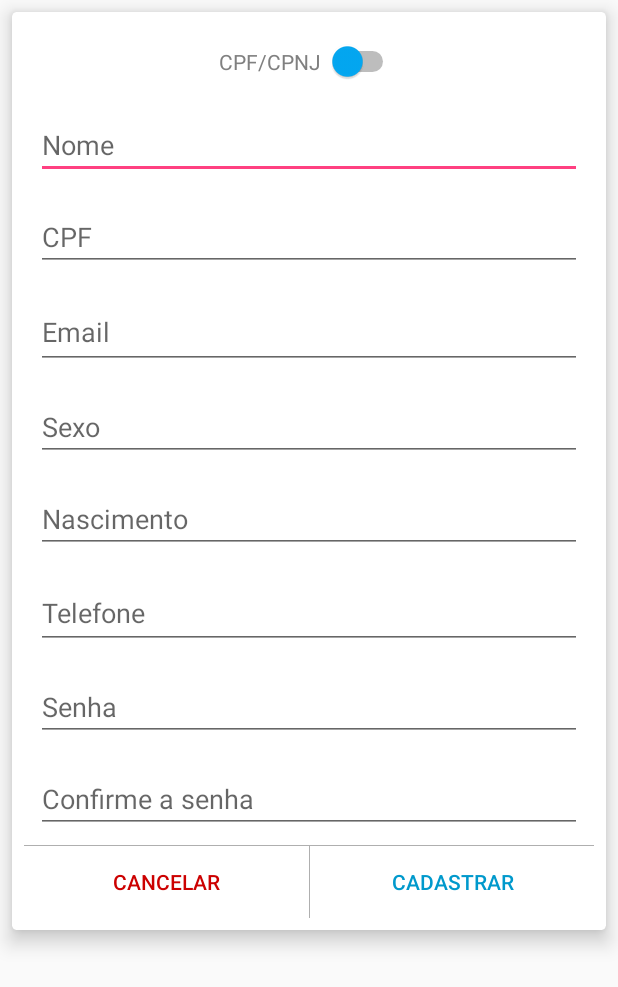
After one commit to everton-nv/AutothentixClient, an Android app: the layout activity_cadastro.xml on its own in the app's theme, with its tools: preview values and no code run, on a phone screen of 412 x 824 dp. The commit adds this screen. Shown: the top 987 px of the screen. Run offline under Robolectric (Android 15) with nearby library versions, the phone set to English and light mode, and no system bars.

Commit message:
Tela de cadastro (xml) de pessoa física e jurídica.

```diff
--- /dev/null
+++ b/app/src/main/res/layout/activity_cadastro.xml
@@ -0,0 +1,210 @@
+<?xml version="1.0" encoding="utf-8"?>
+<android.support.constraint.ConstraintLayout xmlns:android="http://schemas.android.com/apk/res/android"
+    xmlns:app="http://schemas.android.com/apk/res-auto"
+    android:id="@+id/constraint"
+    android:layout_width="match_parent"
+    android:layout_height="match_parent"
+    android:orientation="vertical">
+
+    <ScrollView
+        android:layout_width="match_parent"
+        android:layout_height="match_parent">
+
+        <android.support.v7.widget.CardView
+            android:layout_width="match_parent"
+            android:layout_height="wrap_content"
+            android:layout_marginEnd="@dimen/margin_end_card"
+            android:layout_marginStart="@dimen/margin_start_card"
+            android:layout_marginTop="@dimen/margin_top_card"
+            app:cardCornerRadius="@dimen/card_border"
+            app:cardElevation="@dimen/card_elevation"
+            app:contentPadding="@dimen/card_padding">
+
+            <LinearLayout
+                android:layout_width="match_parent"
+                android:layout_height="wrap_content"
+                android:orientation="vertical">
+
+                <Switch
+                    android:id="@+id/switchTipoCadastro"
+                    android:layout_width="120dp"
+                    android:layout_height="50dp"
+                    android:layout_gravity="center"
+                    android:text="@string/switch_cpf_cpnj"
+                    android:textColor="@color/colorPostDataFont"
+                    android:thumbTint="@color/colorBtnBlue" />
+
+                <EditText
+                    android:id="@+id/editTextNome"
+                    android:layout_width="match_parent"
+                    android:layout_height="wrap_content"
+                    android:layout_marginBottom="8dp"
+                    android:layout_marginEnd="8dp"
+                    android:layout_marginStart="8dp"
+                    android:layout_marginTop="8dp"
+                    android:ems="10"
+                    android:hint="@string/edt_nome"
+                    android:inputType="textPersonName" />
+
+                <EditText
+                    android:id="@+id/editTextCpf"
+                    android:layout_width="match_parent"
+                    android:layout_height="wrap_content"
+                    android:layout_marginBottom="8dp"
+                    android:layout_marginEnd="8dp"
+                    android:layout_marginStart="8dp"
+                    android:layout_marginTop="8dp"
+                    android:ems="10"
+                    android:hint="@string/edt_cpf"
+                    android:inputType="number" />
+
+                <EditText
+                    android:id="@+id/editTextRazaoSocial"
+                    android:layout_width="match_parent"
+                    android:layout_height="wrap_content"
+                    android:layout_marginBottom="8dp"
+                    android:layout_marginEnd="8dp"
+                    android:layout_marginStart="8dp"
+                    android:layout_marginTop="8dp"
+                    android:ems="10"
+                    android:hint="@string/edt_razao_social"
+                    android:inputType="textPersonName"
+                    android:visibility="gone" />
+
+                <EditText
+                    android:id="@+id/editTextCnpj"
+                    android:layout_width="match_parent"
+                    android:layout_height="wrap_content"
+                    android:layout_marginBottom="8dp"
+                    android:layout_marginEnd="8dp"
+                    android:layout_marginStart="8dp"
+                    android:layout_marginTop="8dp"
+                    android:ems="10"
+                    android:hint="@string/edt_cnpj"
+                    android:inputType="number"
+                    android:visibility="gone" />
+
+                <EditText
+                    android:id="@+id/editTextEmail"
+                    android:layout_width="match_parent"
+                    android:layout_height="49dp"
+                    android:layout_marginBottom="8dp"
+                    android:layout_marginEnd="8dp"
+                    android:layout_marginStart="8dp"
+                    android:layout_marginTop="8dp"
+                    android:ems="10"
+                    android:hint="@string/edt_email"
+                    android:inputType="textEmailAddress" />
+
+                <EditText
+                    android:id="@+id/editTextSexo"
+                    android:layout_width="match_parent"
+                    android:layout_height="wrap_content"
+                    android:layout_marginBottom="8dp"
+                    android:layout_marginEnd="8dp"
+                    android:layout_marginStart="8dp"
+                    android:layout_marginTop="8dp"
+                    android:ems="10"
+                    android:hint="@string/lbl_sexo"
+                    android:inputType="textPersonName" />
+
+                <EditText
+                    android:id="@+id/editTextDataNasc"
+                    android:layout_width="match_parent"
+                    android:layout_height="wrap_content"
+                    android:layout_marginBottom="8dp"
+                    android:layout_marginEnd="8dp"
+                    android:layout_marginStart="8dp"
+                    android:layout_marginTop="8dp"
+                    android:ems="10"
+                    android:hint="@string/lbl_datanasc"
+                    android:inputType="date" />
+
+                <EditText
+                    android:id="@+id/editTextTelef"
+                    android:layout_width="match_parent"
+                    android:layout_height="48dp"
+                    android:layout_marginBottom="8dp"
+                    android:layout_marginEnd="8dp"
+                    android:layout_marginStart="8dp"
+                    android:layout_marginTop="8dp"
+                    android:ems="10"
+                    android:hint="@string/edt_telefone"
+                    android:inputType="phone" />
+
+                <EditText
+                    android:id="@+id/editTextSenha"
+                    android:layout_width="match_parent"
+                    android:layout_height="wrap_content"
+                    android:layout_marginBottom="8dp"
+                    android:layout_marginEnd="8dp"
+                    android:layout_marginStart="8dp"
+                    android:layout_marginTop="8dp"
+                    android:ems="10"
+                    android:hint="@string/edt_senha"
+                    android:inputType="textPassword" />
+
+                <EditText
+                    android:id="@+id/editTextConfirmaSenha"
+                    android:layout_width="match_parent"
+                    android:layout_height="wrap_content"
+                    android:layout_marginBottom="8dp"
+                    android:layout_marginEnd="8dp"
+                    android:layout_marginStart="8dp"
+                    android:layout_marginTop="8dp"
+                    android:ems="10"
+                    android:hint="@string/edt_confsenha"
+                    android:inputType="textPassword" />
+
+                <LinearLayout
+                    android:layout_width="match_parent"
+                    android:layout_height="match_parent"
+                    android:gravity="bottom"
+                    android:orientation="vertical">
+
+                    <View
+                        android:id="@+id/view9"
+                        android:layout_width="match_parent"
+                        android:layout_height="@dimen/divider_thickness"
+                        android:layout_gravity="center"
+                        android:background="@color/divider" />
+
+                    <LinearLayout
+                        android:layout_width="match_parent"
+                        android:layout_height="wrap_content"
+                        android:layout_gravity="center"
+                        android:orientation="horizontal">
+
+                        <Button
+                            android:id="@+id/btnCancel"
+                            style="@style/Widget.AppCompat.Button.Borderless.Colored"
+                            android:layout_width="match_parent"
+                            android:layout_height="wrap_content"
+                            android:layout_weight="1"
+                            android:onClick=""
+                            android:text="@string/btn_cancelar"
+                            android:textColor="@android:color/holo_red_dark" />
+
+
+                        <View
+                            android:id="@+id/view10"
+                            android:layout_width="@dimen/divider_thickness"
+                            android:layout_height="match_parent"
+                            android:background="@color/divider" />
+
+                        <Button
+                            android:id="@+id/btnRegister"
+                            style="@style/Widget.AppCompat.Button.Borderless"
+                            android:layout_width="match_parent"
+                            android:layout_height="wrap_content"
+                            android:layout_weight="1"
+                            android:onClick=""
+                            android:text="@string/btn_cadastrar"
+                            android:textColor="@android:color/holo_blue_dark" />
+                    </LinearLayout>
+                </LinearLayout>
+
+            </LinearLayout>
+        </android.support.v7.widget.CardView>
+    </ScrollView>
+</android.support.constraint.ConstraintLayout>
--- a/app/src/main/res/values/colors.xml
+++ b/app/src/main/res/values/colors.xml
@@ -2,7 +2,7 @@
 <resources>
     <color name="colorPrimary">#3F51B5</color>
     <color name="colorPrimaryDark">#303F9F</color>
-    <color name="colorAccent">#FF4081</color>
+    <color name="colorAccent">#ff4081</color>
 
     <color name="colorToolBarBase1">#03a9f4</color>         <!-- Azul Base -->
     <color name="colorToolBarBase2">#ffc107</color>         <!-- Amarelo Base -->
@@ -26,4 +26,6 @@
     <color name="colorBoxBackground">#e1e1e1</color>
     <color name="colorItemBackground">#ffffff</color>
     <color name="colorNumComentarios">#808080</color>
+
+    <color name="divider">#afafaf</color>
 </resources>
--- /dev/null
+++ b/app/src/main/res/values/dimens.xml
@@ -0,0 +1,10 @@
+<?xml version="1.0" encoding="utf-8"?>
+<resources>
+    <dimen name="divider_thickness">0.5dp</dimen>
+    <dimen name="margin_end_card">8dp</dimen>
+    <dimen name="margin_start_card">8dp</dimen>
+    <dimen name="margin_top_card">8dp</dimen>
+    <dimen name="card_border">3dp</dimen>
+    <dimen name="card_elevation">8dp</dimen>
+    <dimen name="card_padding">8dp</dimen>
+</resources>
--- a/app/src/main/res/values/strings.xml
+++ b/app/src/main/res/values/strings.xml
@@ -40,7 +40,7 @@
     <string name="lbl_title_cadastro">CADASTRO</string>
     <string name="title_activity_act_home">Home</string>
     <string name="dialogo_titulo_erro">Erro</string>
-    <string name="dialogo_botao_ok">Ok</string>
+    <string name="dialogo_botao_ok">OK</string>
     <string name="title_menu_conta">Conta</string>
     <string name="title_activity_act_perfil">Perfil</string>
     <string name="title_activity_act_editar_perfil">Editar Perfil</string>
@@ -49,8 +49,8 @@
     <string name="title_menu_cancelar">Cancelar</string>
     <string name="title_menu_sair">Sair</string>
     <string name="title_activity_act_criar_post">Criar Postagem</string>
-    <string name="edt_texto_post">Digite aqui...</string>
-    <string name="edt_texto_tags">Digite suas tags aqui...</string>
+    <string name="edt_texto_post">Digite aqui…</string>
+    <string name="edt_texto_tags">Digite suas tags aqui…</string>
     <string name="title_menu_postar">Postar</string>
     <string name="exemplo_hint_usuario">Nome do Usuário</string>
     <string name="exemplo_hint_post">post do usuário</string>
@@ -102,4 +102,5 @@
     <string name="pessoa_jur">Pessoa Jurídica</string>
     <string name="edt_razao_social">Razão Social</string>
     <string name="edt_cnpj">CNPJ</string>
+    <string name="switch_cpf_cpnj">CPF/CPNJ</string>
 </resources>
```
